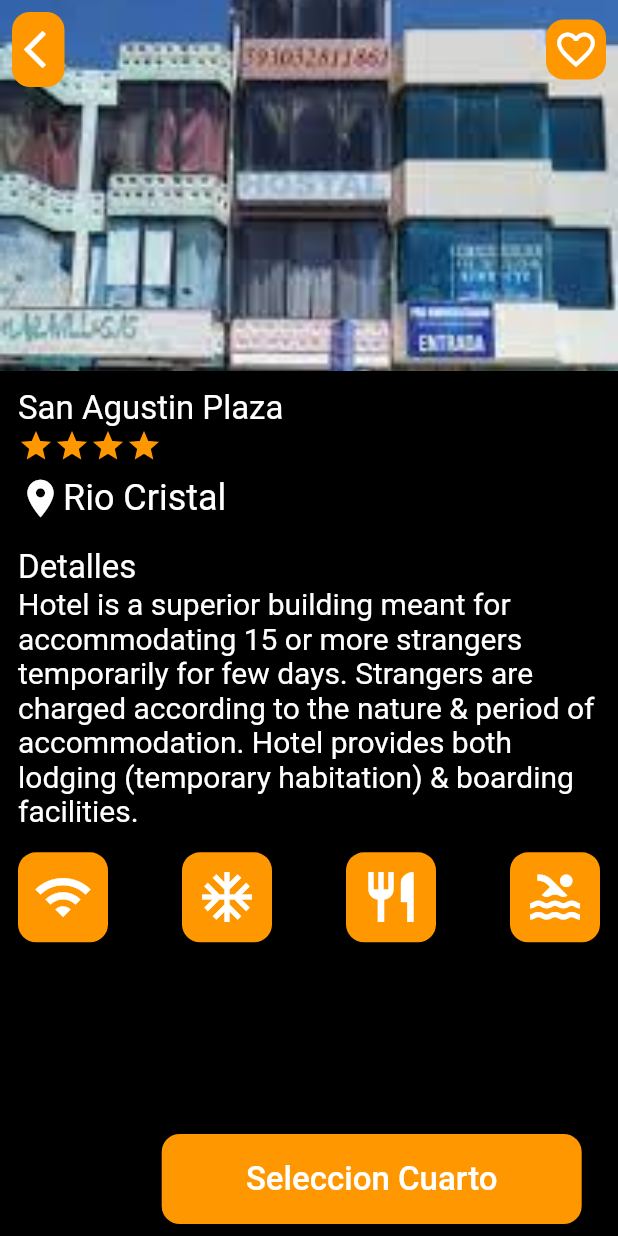
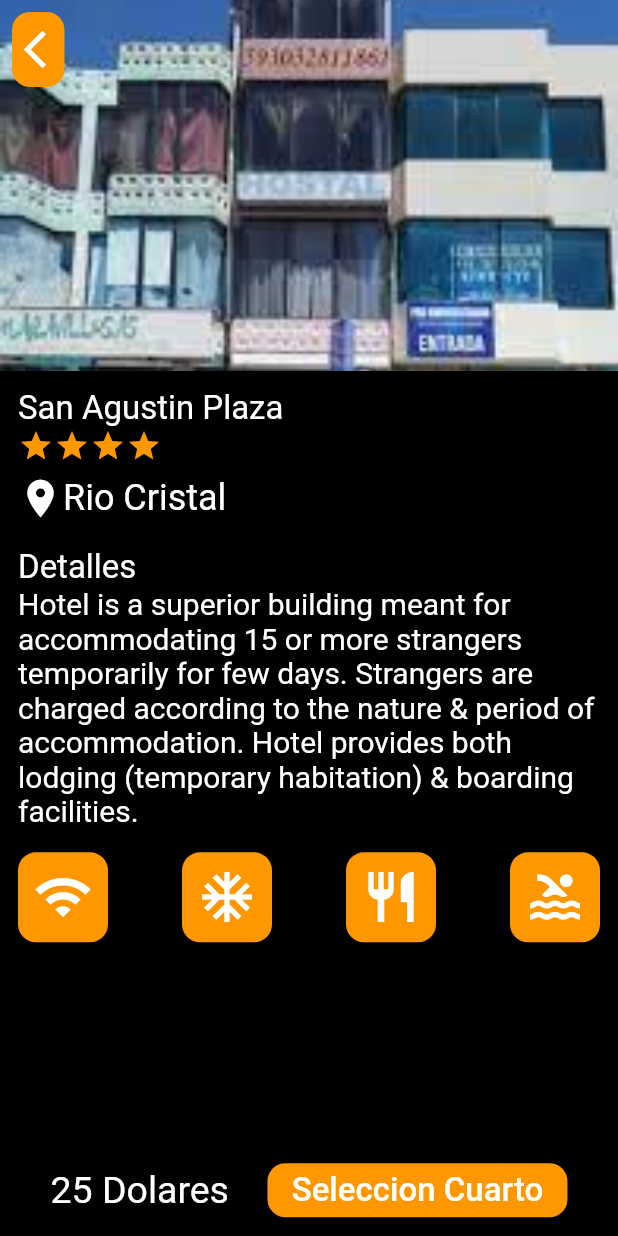
Before and after one commit to GeorgeSan0/App_movil, a Flutter app: the hotel_page screen opened directly, on a phone screen of 412 x 824 dp. Run offline on Flutter 3.47's test engine with Material 2 defaults, Android fonts, the phone set to English and light mode, and no system bars; our stand-ins replace cloud_firestore, firebase_auth, firebase_core, google_fonts; missing offline and left inert: flutter_carousel_slider; accounts and stored records are empty; network calls fail.

```diff
--- a/lib/pages/forgot_pss_page.dart
+++ b/lib/pages/forgot_pss_page.dart
@@ -72,7 +72,7 @@ class _ForgotPasswordPageState extends State<ForgotPasswordPage> {
         backgroundColor: Colors.transparent,
         appBar: AppBar(
           centerTitle: true,
-          backgroundColor: Colors.orange,
+          backgroundColor: Colors.transparent,
           title: Text(
             "Recuperar Contraseña",
             style: GoogleFonts.bebasNeue(fontSize: 25, color: Colors.black),
--- a/lib/pages/hotel_page.dart
+++ b/lib/pages/hotel_page.dart
@@ -21,13 +21,14 @@ class hotel_page extends StatelessWidget {
           mainAxisAlignment: MainAxisAlignment.spaceEvenly,
           children: [
             Text(
-              '250',
-              style: TextStyle(fontSize: 40),
+              '25 Dolares',
+              style: TextStyle(fontSize: 25, color: Colors.white),
             ),
             Container(
-              height: 60,
+              alignment: Alignment.bottomLeft,
+              height: 45,
               child: MaterialButton(
-                minWidth: 280,
+                minWidth: 200,
                 onPressed: () {},
                 shape: RoundedRectangleBorder(
                     borderRadius: BorderRadius.circular(12)),
@@ -73,18 +74,6 @@ class hotel_page extends StatelessWidget {
                               size: 30,
                               color: Colors.white,
                             ),
-                          ),
-                        ),
-                        Container(
-                          height: 40,
-                          decoration: BoxDecoration(
-                              color: Colors.orange,
-                              borderRadius: BorderRadius.circular(12)),
-                          width: 40,
-                          child: Icon(
-                            Icons.favorite_border,
-                            size: 30,
-                            color: Colors.white,
                           ),
                         ),
                       ],
```
Also changed, not shown: lib/pages/carousel_page.dart (+49 -70 lines), lib/pages/register_page.dart (+10 -8 lines).
